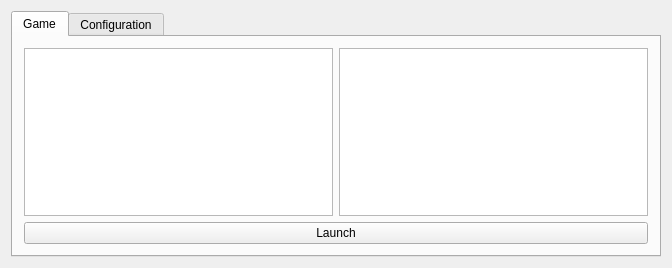
Above: src/launcher/mainwindow.ui from stohrendorf/CroftEngine before the change. Below: the same form after it.
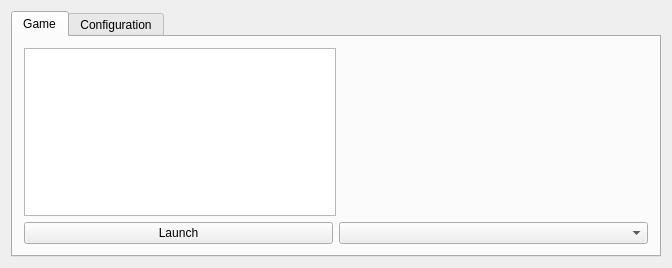
That is the form after the change.

Commit message: sort launcher items by name, show gameflow meta data in launcher

```diff
--- a/src/launcher/mainwindow.ui
+++ b/src/launcher/mainwindow.ui
@@ -29,21 +29,28 @@
        </attribute>
        <layout class="QVBoxLayout" name="verticalLayout_2">
         <item>
-         <layout class="QHBoxLayout" name="horizontalLayout_2">
+         <layout class="QHBoxLayout" name="horizontalLayout_2" stretch="1,1">
           <item>
            <widget class="QListView" name="gameflows"/>
           </item>
           <item>
-           <widget class="QListView" name="languages"/>
+           <layout class="QVBoxLayout" name="gameflowMeta"/>
           </item>
          </layout>
         </item>
+        <item>
+         <layout class="QHBoxLayout" name="horizontalLayout_3">
         <item>
          <widget class="QPushButton" name="btnLaunch">
           <property name="text">
            <string>Launch</string>
           </property>
          </widget>
+          </item>
+          <item>
+           <widget class="QComboBox" name="languages"/>
+          </item>
+         </layout>
         </item>
        </layout>
       </widget>
```
Lines whose indentation alone changed are shown as unchanged. The commit also changes 3 other files.
